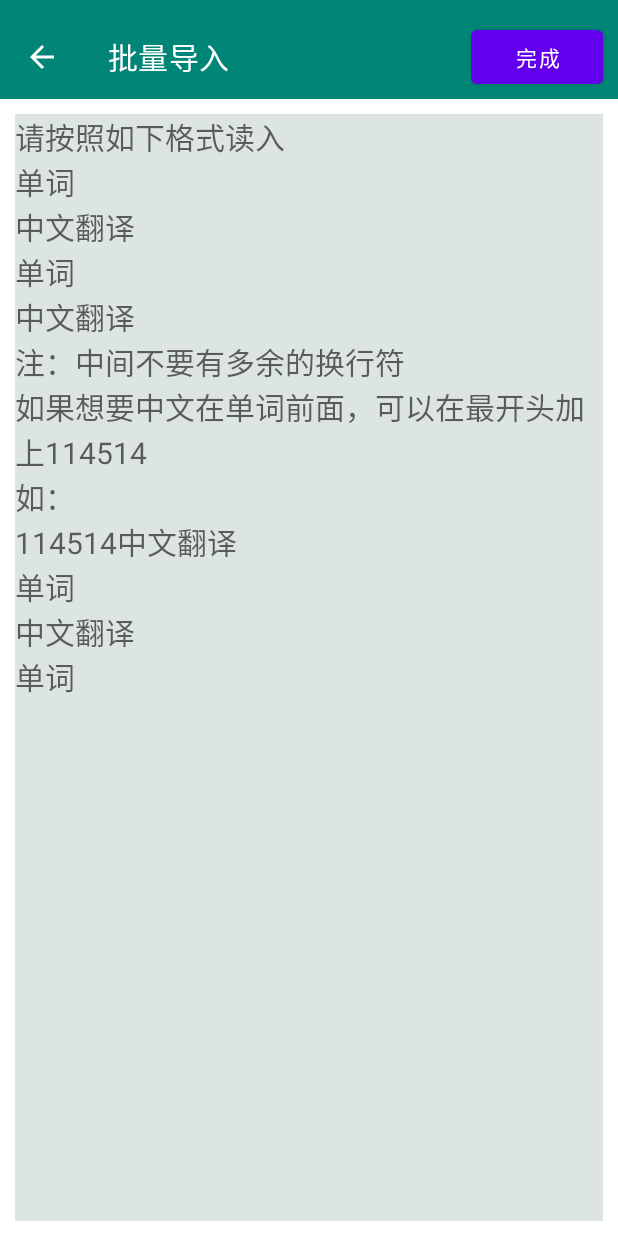
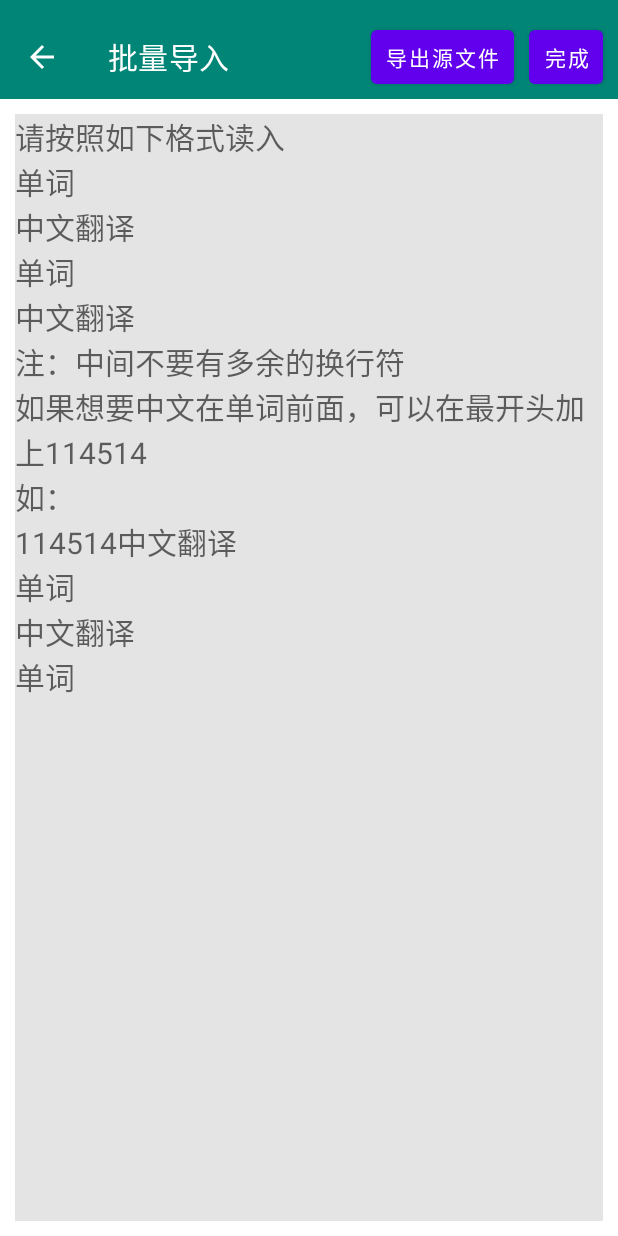
Before and after one commit to 224534/WordMemory, an Android app: the ImportActivity screen opened directly, with no data from a screen before it, on a phone screen of 412 x 824 dp. Run offline under Robolectric (Android 15) with nearby library versions, the light colour scheme and no system bars.

Commit message:
version1.0

```diff
--- a/app/src/main/AndroidManifest.xml
+++ b/app/src/main/AndroidManifest.xml
@@ -8,7 +8,7 @@
         android:dataExtractionRules="@xml/data_extraction_rules"
         android:fullBackupContent="@xml/backup_rules"
         android:icon="@mipmap/ic_launcher"
-        android:label="wdf"
+        android:label="@string/app_name"
         android:roundIcon="@mipmap/ic_launcher_round"
         android:supportsRtl="true"
         android:theme="@style/Theme.WordMemory"
--- a/app/src/main/res/layout/activity_book.xml
+++ b/app/src/main/res/layout/activity_book.xml
@@ -42,6 +42,7 @@
                     android:layout_alignParentRight="true"
                     android:layout_centerVertical="true"
                     android:layout_marginEnd="10dp"
+                    android:textColor="@color/colorButtonText"
                     android:text="添加"/>
 
             </RelativeLayout>
@@ -66,6 +67,7 @@
                     android:minWidth="40dp"
                     android:layout_width="wrap_content"
                     android:layout_height="wrap_content"
+                    android:textColor="@color/colorButtonText"
                     android:text="查询"/>
 
             </LinearLayout>
--- a/app/src/main/res/layout/activity_book_dialog.xml
+++ b/app/src/main/res/layout/activity_book_dialog.xml
@@ -33,12 +33,14 @@
                 android:id="@+id/cancel"
                 android:layout_width="wrap_content"
                 android:layout_height="wrap_content"
+                android:textColor="@color/colorButtonText"
                 android:text="取消"/>
 
             <Button
                 android:id="@+id/finish"
                 android:layout_width="wrap_content"
                 android:layout_height="wrap_content"
+                android:textColor="@color/colorButtonText"
                 android:text="完成"/>
 
         </LinearLayout>
--- a/app/src/main/res/layout/activity_import.xml
+++ b/app/src/main/res/layout/activity_import.xml
@@ -24,12 +24,27 @@
             app:popupTheme="@style/ThemeOverlay.AppCompat.Light"/>
 
         <Button
+            android:id="@+id/export"
+            android:layout_width="wrap_content"
+            android:layout_height="wrap_content"
+            android:layout_toStartOf="@id/finish"
+            android:layout_centerVertical="true"
+            android:minWidth="40dp"
+            android:paddingHorizontal="10dp"
+            android:layout_marginEnd="10dp"
+            android:textColor="@color/colorButtonText"
+            android:text="导出源文件"/>
+
+        <Button
             android:id="@+id/finish"
             android:layout_width="wrap_content"
             android:layout_height="wrap_content"
+            android:minWidth="40dp"
+            android:paddingHorizontal="10dp"
             android:layout_alignParentRight="true"
             android:layout_centerVertical="true"
             android:layout_marginEnd="10dp"
+            android:textColor="@color/colorButtonText"
             android:text="完成"/>
 
 
--- a/app/src/main/res/layout/activity_main.xml
+++ b/app/src/main/res/layout/activity_main.xml
@@ -141,6 +141,7 @@
                     android:paddingVertical="0dp"
                     android:layout_marginStart="15dp"
                     android:textSize="14sp"
+                    android:textColor="@color/colorButtonText"
                     android:text="跳转"/>
 
             </LinearLayout>
@@ -150,6 +151,7 @@
                 android:layout_width="match_parent"
                 android:layout_height="wrap_content"
                 android:layout_alignParentBottom="true"
+                android:textColor="@color/colorButtonText"
                 android:text="完成"/>
 
             <LinearLayout
@@ -165,6 +167,7 @@
                     android:layout_height="wrap_content"
                     android:layout_weight="2"
                     android:padding="5dp"
+                    android:textColor="@color/colorButtonText"
                     android:text="上一个"/>
 
                 <Button
@@ -175,6 +178,7 @@
                     android:padding="5dp"
                     android:layout_marginLeft="10dp"
                     android:layout_marginRight="10dp"
+                    android:textColor="@color/colorButtonText"
                     android:text="回到第一个"/>
 
                 <Button
@@ -183,6 +187,7 @@
                     android:layout_height="wrap_content"
                     android:layout_weight="2"
                     android:padding="5dp"
+                    android:textColor="@color/colorButtonText"
                     android:text="下一个"/>
 
             </LinearLayout>
--- a/app/src/main/res/layout/activity_word.xml
+++ b/app/src/main/res/layout/activity_word.xml
@@ -39,19 +39,23 @@
                     android:layout_width="wrap_content"
                     android:layout_height="wrap_content"
                     android:minWidth="40dp"
+                    android:paddingHorizontal="10dp"
                     android:layout_toLeftOf="@id/batchImport"
                     android:layout_centerVertical="true"
                     android:layout_marginEnd="5dp"
+                    android:textColor="@color/colorButtonText"
                     android:text="添加"/>
 
                 <Button
                     android:id="@+id/batchImport"
                     android:minWidth="40dp"
+                    android:paddingHorizontal="10dp"
                     android:layout_width="wrap_content"
                     android:layout_height="wrap_content"
                     android:layout_alignParentRight="true"
                     android:layout_centerVertical="true"
                     android:layout_marginEnd="10dp"
+                    android:textColor="@color/colorButtonText"
                     android:text="批量导入"/>
 
             </RelativeLayout>
@@ -75,6 +79,7 @@
                     android:minWidth="40dp"
                     android:layout_width="wrap_content"
                     android:layout_height="wrap_content"
+                    android:textColor="@color/colorButtonText"
                     android:text="查询"/>
 
             </LinearLayout>
--- a/app/src/main/res/layout/activity_word_dialog.xml
+++ b/app/src/main/res/layout/activity_word_dialog.xml
@@ -46,12 +46,14 @@ android:layout_height="match_parent">
             android:id="@+id/cancel"
             android:layout_width="wrap_content"
             android:layout_height="wrap_content"
+            android:textColor="@color/colorButtonText"
             android:text="取消"/>
 
         <Button
             android:id="@+id/finish"
             android:layout_width="wrap_content"
             android:layout_height="wrap_content"
+            android:textColor="@color/colorButtonText"
             android:text="完成"/>
 
     </LinearLayout>
--- a/app/src/main/res/menu/main_menu.xml
+++ b/app/src/main/res/menu/main_menu.xml
@@ -1,5 +1,6 @@
 <?xml version="1.0" encoding="utf-8"?>
 <menu xmlns:android="http://schemas.android.com/apk/res/android">
+
     <item
         android:id="@+id/memoryOrNot"
         android:title=""/>
--- a/app/src/main/res/values-night/colors.xml
+++ b/app/src/main/res/values-night/colors.xml
@@ -1,4 +1,7 @@
 <?xml version="1.0" encoding="utf-8"?>
 <resources>
-    <color name="background">#FF000000</color>
+    <color name="background">#000000</color>
+    <color name="reBackground">#FFFFFF</color>
+    <color name="editColor">#303030</color>
+    <color name="colorButtonText">#B3FFFFFF</color>
 </resources>
--- a/app/src/main/res/values-night/themes.xml
+++ b/app/src/main/res/values-night/themes.xml
@@ -1,9 +1,12 @@
 <resources xmlns:tools="http://schemas.android.com/tools">
     <!-- Base application theme. -->
-    <style name="Base.Theme.WordMemory" parent="Theme.Material3.DayNight.NoActionBar">
-        <!-- Customize your dark theme here. -->
-        <!-- <item name="colorPrimary">@color/my_dark_primary</item> -->
+    <style name="Base.Theme.WordMemory" parent="Theme.MaterialComponents.DayNight.NoActionBar">
+        <!-- Customize your light theme here. -->
+        <!-- <item name="colorPrimary">@color/my_light_primary</item> -->
+        <item name="actionMenuTextColor">@color/reBackground</item>
     </style>
+
+    <style name="Theme.WordMemory" parent="Base.Theme.WordMemory" />
 
     <style name="MyDialogTheme" parent="Theme.AppCompat.DayNight.Dialog">
     <!-- 设置窗口尺寸 -->
--- a/app/src/main/res/values/colors.xml
+++ b/app/src/main/res/values/colors.xml
@@ -7,7 +7,9 @@
     <color name="colorAccent">#D81B60</color>
     <color name="inputRight">#7BD37E</color>
     <color name="inputWrong">#E43A73</color>
-    <color name="editColor">#DCE4E4</color>
+    <color name="editColor">#E4E4E4</color>
     <color name="like">#FFEB3B</color>
-    <color name="background">#FFFFFFFF</color>
+    <color name="background">#FFFFFF</color>
+    <color name="reBackground">#000000</color>
+    <color name="colorButtonText">#FFFFFFFF</color>
 </resources>
--- a/app/src/main/res/values/themes.xml
+++ b/app/src/main/res/values/themes.xml
@@ -1,8 +1,9 @@
 <resources xmlns:tools="http://schemas.android.com/tools">
     <!-- Base application theme. -->
-    <style name="Base.Theme.WordMemory" parent="Theme.MaterialComponents.Light.NoActionBar">
+    <style name="Base.Theme.WordMemory" parent="Theme.MaterialComponents.DayNight.NoActionBar">
         <!-- Customize your light theme here. -->
         <!-- <item name="colorPrimary">@color/my_light_primary</item> -->
+        <item name="actionMenuTextColor">@color/reBackground</item>
     </style>
 
     <style name="Theme.WordMemory" parent="Base.Theme.WordMemory" />
```
Also changed, not shown: app/src/main/java/com/sunnyweather/wordmemory/ui/person/ImportActivity.kt (+40 -1 lines), app/src/main/java/com/sunnyweather/wordmemory/ui/person/WordActivity.kt (+10 -0 lines), 4 other files.
